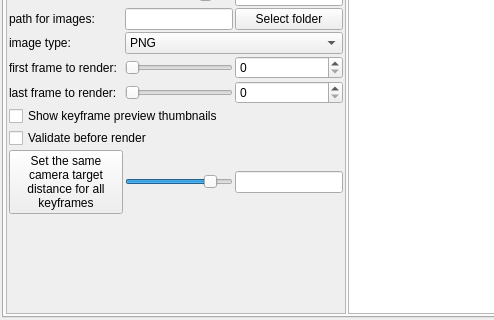
This is mandelbulber2/qt/dock_animation.ui in buddhi1980/mandelbulber2 as Qt 5 draws it before an edit; both pictures show x 0 to 494 and y 170 to 490 of the 1427 by 490 pixel window. The edited form follows.
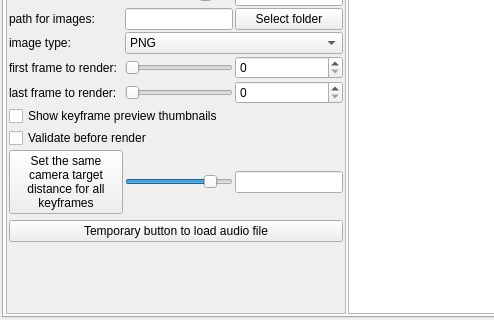
This is the edited form. The open tabs and pages were chosen to show the change. Icons and pictures are not drawn. Custom widgets are drawn as their Qt base class.

Commit message: Added temporary dialog to select audio file. This is needed to test if there is possible to use QtMultimedia under Windows

```diff
--- a/mandelbulber2/qt/dock_animation.ui
+++ b/mandelbulber2/qt/dock_animation.ui
@@ -1464,6 +1464,13 @@
                </item>
               </layout>
              </item>
+             <item>
+              <widget class="QPushButton" name="pushButton_load_audio">
+               <property name="text">
+                <string>Temporary button to load audio file</string>
+               </property>
+              </widget>
+             </item>
              <item>
               <spacer name="verticalSpacer_13">
                <property name="orientation">
```
Left out of the diff: 2 changed lines with no effect on the pictures. The commit also changes 6 other files.
